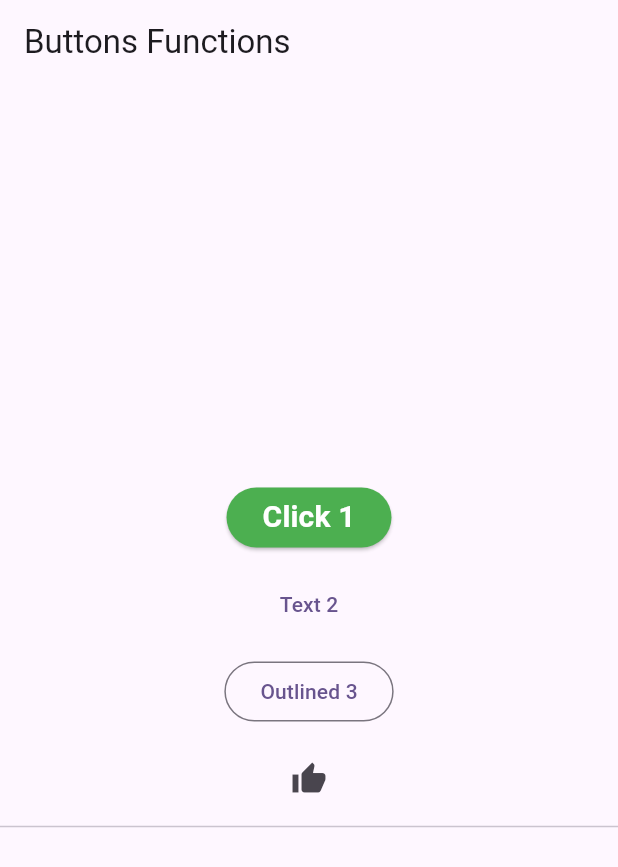
After one commit to ammardev99/b_app, a Flutter app: the screen it shows after launch, after a tap on "Buttons", after a tap on "Click 1", on a phone screen of 412 x 824 dp. The commit adds this screen. Shown: the top 867 px of the screen. Run offline on Flutter 3.47's test engine with Material 3 defaults, Android fonts, the phone set to English and light mode, and no system bars; our stand-ins replace equatable, go_router.

Commit message:
buttons & functions

```diff
--- /dev/null
+++ b/lib/course/buttons_functions.dart
@@ -0,0 +1,117 @@
+// ignore_for_file: avoid_print
+
+import 'package:flutter/material.dart';
+
+class ButtonsFunctions extends StatefulWidget {
+  const ButtonsFunctions({super.key});
+
+  @override
+  State<ButtonsFunctions> createState() => _ButtonsFunctionsState();
+}
+
+class _ButtonsFunctionsState extends State<ButtonsFunctions> {
+  @override
+  Widget build(BuildContext context) {
+    return Scaffold(
+      appBar: AppBar(title: const Text('Buttons Functions')),
+      body: Center(
+        child: Column(
+          mainAxisAlignment: MainAxisAlignment.center,
+          children: [
+            // Buttons types
+            // ElevatedButton
+            // TextButton
+            // OutlinedButton
+            // IconButton
+            //
+            ElevatedButton(
+              style: ButtonStyle(
+                backgroundColor: WidgetStateProperty.all(Colors.green),
+              ),
+              onPressed: () {
+                customTerminalText("Clicked Elevated Button");
+              },
+              child: Text(
+                "Click 1",
+                style: TextStyle(
+                  fontSize: 20,
+                  color: Colors.white,
+                  fontWeight: FontWeight.bold,
+                ),
+              ),
+            ),
+            SizedBox(height: 10),
+            TextButton(
+              onPressed: () {
+                customTerminalText("Text Button Clicked");
+              },
+              child: Text("Text 2"),
+            ),
+            SizedBox(height: 10),
+            OutlinedButton(
+              onPressed: () {
+                customTerminalText("Outlined Button Clicked");
+              },
+              child: Text("Outlined 3"),
+            ),
+            SizedBox(height: 10),
+            IconButton(
+              onPressed: () {
+                customTerminalText("Icon Button Clicked");
+              },
+              icon: Icon(Icons.thumb_up),
+            ),
+
+            Divider(),
+
+            //
+            // ElevatedButton(
+            //   onPressed: () {
+            //     // Action for ElevatedButton
+            //   },
+            //   child: const Text('Elevated Button'),
+            // ),
+            // TextButton(
+            //   onPressed: () {
+            //     // Action for TextButton
+            //   },
+            //   child: const Text('Text Button'),
+            // ),
+            // OutlinedButton(
+            //   onPressed: () {
+            //     // Action for OutlinedButton
+            //   },
+            //   child: const Text('Outlined Button'),
+            // ),
+            // IconButton(
+            //   icon: const Icon(Icons.thumb_up),
+            //   onPressed: () {
+            //     // Action for IconButton
+            //   },
+            // ),
+          ],
+        ),
+      ),
+    );
+  }
+}
+
+void printMyline() {
+  print("-----------------------");
+}
+
+void pintvalue(int arguA) {
+  print("the Value of $arguA");
+}
+
+void sum(int x, int y) {
+  // parameters
+  print("X= $x, Y= $y");
+  print("Sum is: ${x + y}");
+}
+
+void customTerminalText(String txt) {
+  printMyline();
+  print(txt);
+  printMyline();
+}
--- a/lib/course/classlist.dart
+++ b/lib/course/classlist.dart
@@ -30,6 +30,11 @@ class _ClassListState extends State<ClassList> {
             context.go(AppRoutes.iconsImages);
           }, child: Text("IconsImages")),
 
+          SizedBox(height: 20,),
+          ElevatedButton(onPressed: () {
+            context.go(AppRoutes.buttonsFunctions);
+          }, child: Text("Buttons")),
+
           ],
       ),
     );
--- a/lib/course/go_router.dart
+++ b/lib/course/go_router.dart
@@ -1,6 +1,7 @@
 
 // call: context.go(AppRoutes.home);
 // app_routes.dart
+import 'package:b_app/course/buttons_functions.dart';
 import 'package:b_app/course/classlist.dart';
 import 'package:b_app/course/container.dart';
 import 'package:b_app/course/icons_images.dart';
@@ -15,6 +16,7 @@ class AppRoutes {
   static const String container = '/ContainerClass';
   static const String stackClass = '/StackClass';
   static const String iconsImages = '/IconsImages';
+  static const String buttonsFunctions = '/ButtonsFunctions';
 }
 // app_router.dart
 
@@ -40,6 +42,10 @@ final GoRouter appRouter = GoRouter(
       path: AppRoutes.iconsImages,
       builder: (context, state) => IconsImages(),
     ),
+    GoRoute(
+      path: AppRoutes.buttonsFunctions,
+      builder: (context, state) => ButtonsFunctions(),
+    ),
     // GoRoute(
     //   path: AppRoutes.profile,
     //   builder: (context, state) {
--- a/lib/course/row_columns.dart
+++ b/lib/course/row_columns.dart
@@ -1,7 +1,5 @@
 // practice row and column
-import 'package:b_app/course/go_router.dart';
 import 'package:flutter/material.dart';
-import 'package:go_router/go_router.dart';
 
 class RowColumns extends StatefulWidget {
   const RowColumns({super.key});
```
